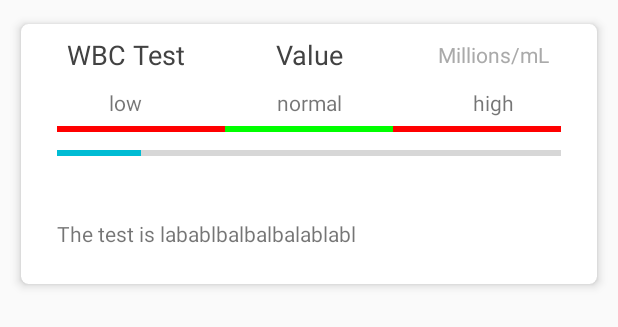
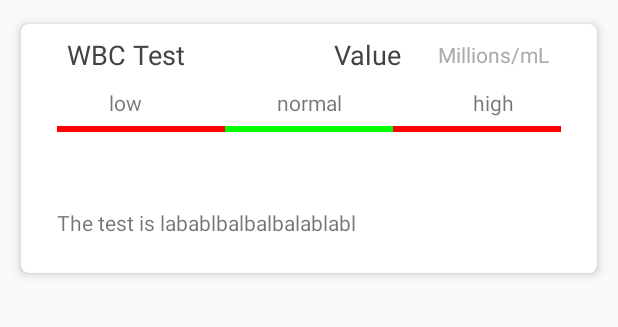
Before and after one commit to jpierik/BloodBuddy, an Android app: the layout result_data_card.xml on its own in the app's theme, with its tools: preview values and no code run, on a phone screen of 412 x 824 dp. Shown: the top 327 px of the screen. Run offline under Robolectric (Android 15) with nearby library versions, the phone set to English and light mode, and no system bars.

Commit message:
Layout fixes

```diff
--- a/app/src/main/java/edu/oakland/fives/bloodbuddy/adapter/ResultsAdapter.java
+++ b/app/src/main/java/edu/oakland/fives/bloodbuddy/adapter/ResultsAdapter.java
@@ -53,6 +53,7 @@ public class ResultsAdapter extends RecyclerView.Adapter<ResultsAdapter.MyViewHo
     private Context mContext;
 
     public class MyViewHolder extends RecyclerView.ViewHolder {
+        TextView resultValueLow,resultValueNormal,resultValueHigh;
         TextView testName;
         TextView testUnits;
         TextView resultSummary;
@@ -66,6 +67,9 @@ public class ResultsAdapter extends RecyclerView.Adapter<ResultsAdapter.MyViewHo
             testName = (TextView)view.findViewById(R.id.textViewName);
             testUnits = (TextView)view.findViewById(R.id.textViewUnits);
             resultValue =(TextView)view.findViewById(R.id.textViewValue);
+            resultValueLow =(TextView)view.findViewById(R.id.textViewValueLow);
+            resultValueNormal =(TextView)view.findViewById(R.id.textViewValueNormal);
+            resultValueHigh =(TextView)view.findViewById(R.id.textViewValueHigh);
             resultSummary = (TextView)view.findViewById(R.id.test_result_summary);
             progressBar = (ProgressBar)view.findViewById(R.id.progressBar);
             low = (ImageView)view.findViewById(R.id.arrow_low);
@@ -100,16 +104,21 @@ public class ResultsAdapter extends RecyclerView.Adapter<ResultsAdapter.MyViewHo
     public void onBindViewHolder(final MyViewHolder holder, final int position) {
         final DataModel dataModel = tests.get(position);
         holder.testName.setText(dataModel.getTestName());
-        holder.testUnits.setText(dataModel.getTestUnits());
+        holder.testUnits.setText(dataModel.getValue()+" "+dataModel.getTestUnits());
         holder.resultSummary.setText(dataModel.getAnalysis());
         //holder.progressBar.setProgress(dataModel.getRange());
-        holder.resultValue.setText("Value: "+dataModel.getValue());
+        holder.resultValue.setText("");
+        holder.resultValueLow.setText(""+dataModel.getValue());
+        holder.resultValueNormal.setText(""+dataModel.getValue());
+        holder.resultValueHigh.setText(""+dataModel.getValue());
+
         switch (dataModel.getRange()){
             case 1:
                 if (Build.VERSION.SDK_INT >= Build.VERSION_CODES.LOLLIPOP) {
                     holder.progressBar.setProgressTintList(ColorStateList.valueOf(Color.RED));
                     holder.low.setVisibility(View.VISIBLE);
                     holder.progressBar.setProgress(1);
+                    holder.resultValueLow.setVisibility(View.VISIBLE);
                 }
                 break;
             case 2:
@@ -117,6 +126,7 @@ public class ResultsAdapter extends RecyclerView.Adapter<ResultsAdapter.MyViewHo
                     holder.progressBar.setProgressTintList(ColorStateList.valueOf(Color.GREEN));
                     holder.normal.setVisibility(View.VISIBLE);
                     holder.progressBar.setProgress(3);
+                    holder.resultValueNormal.setVisibility(View.VISIBLE);
                 }
                 break;
             case 3:
@@ -124,6 +134,7 @@ public class ResultsAdapter extends RecyclerView.Adapter<ResultsAdapter.MyViewHo
                     holder.progressBar.setProgressTintList(ColorStateList.valueOf(Color.RED));
                     holder.high.setVisibility(View.VISIBLE);
                     holder.progressBar.setProgress(5);
+                    holder.resultValueHigh.setVisibility(View.VISIBLE);
                 }
                 break;
         }
--- a/app/src/main/res/layout/result_data_card.xml
+++ b/app/src/main/res/layout/result_data_card.xml
@@ -35,7 +35,7 @@
                 android:textSize="18sp" />
             <TextView
                 android:text="Value"
-                android:gravity="center"
+                android:gravity="right"
                 android:layout_width="0dp"
                 android:layout_height="wrap_content"
                 android:layout_weight="1"
@@ -52,6 +52,8 @@
                 android:layout_weight="1"
                 android:text="Millions/mL"/>
     </LinearLayout>
+
+
         <LinearLayout
             android:layout_width="match_parent"
             android:layout_height="0dp"
@@ -81,6 +83,10 @@
                     android:text="high"
                     android:layout_height="wrap_content" />
             </LinearLayout>
+
+            <RelativeLayout
+                android:layout_width="match_parent"
+                android:layout_height="wrap_content">
                 <LinearLayout
                     android:layout_width="match_parent"
                     android:layout_height="wrap_content"
@@ -112,19 +118,6 @@
                         android:max="1"
                         android:progress="1" />
                 </LinearLayout>
-            <RelativeLayout
-                android:layout_width="match_parent"
-                android:layout_height="wrap_content">
-                <ProgressBar
-                    style="?android:attr/progressBarStyleHorizontal"
-                    android:layout_width="match_parent"
-                    android:layout_height="wrap_content"
-                    android:layout_marginStart="16dp"
-                    android:layout_marginEnd="16dp"
-                    android:id="@+id/progressBar"
-                    android:max="6"
-                    android:progress="1" />
-
                 <LinearLayout
                     android:layout_width="match_parent"
                     android:layout_height="wrap_content"
@@ -153,6 +146,55 @@
                         android:visibility="invisible"
                         android:src="@drawable/ic_arrow_drop_up_black_36dp"/>
                 </LinearLayout>
+                <LinearLayout
+                    android:layout_width="match_parent"
+                    android:layout_height="wrap_content"
+                    android:layout_marginTop="25dp"
+                    android:orientation="horizontal">
+                    <TextView
+                        android:layout_width="0dp"
+                        android:layout_weight="1"
+                        android:gravity="center"
+                        android:layout_marginStart="16dp"
+                        android:text="low"
+                        android:id="@+id/textViewValueLow"
+                        android:visibility="invisible"
+                        android:layout_height="wrap_content" />
+                    <TextView
+                        android:layout_width="0dp"
+                        android:layout_weight="1"
+                        android:gravity="center"
+                        android:text="normal"
+                        android:id="@+id/textViewValueNormal"
+                        android:visibility="invisible"
+                        android:layout_height="wrap_content" />
+                    <TextView
+                        android:layout_width="0dp"
+                        android:layout_weight="1"
+                        android:gravity="center"
+                        android:layout_marginEnd="16dp"
+                        android:text="high"
+                        android:id="@+id/textViewValueHigh"
+                        android:visibility="invisible"
+                        android:layout_height="wrap_content" />
+                </LinearLayout>
+            </RelativeLayout>
+
+            <RelativeLayout
+                android:layout_width="match_parent"
+                android:layout_height="wrap_content">
+                <ProgressBar
+                    style="?android:attr/progressBarStyleHorizontal"
+                    android:layout_width="match_parent"
+                    android:layout_height="0dp"
+                    android:layout_marginStart="16dp"
+                    android:layout_marginEnd="16dp"
+                    android:id="@+id/progressBar"
+                    android:visibility="gone"
+                    android:max="6"
+                    android:progress="1" />
+
+
             </RelativeLayout>
 
 
```
Lines whose indentation alone changed are shown as unchanged.
